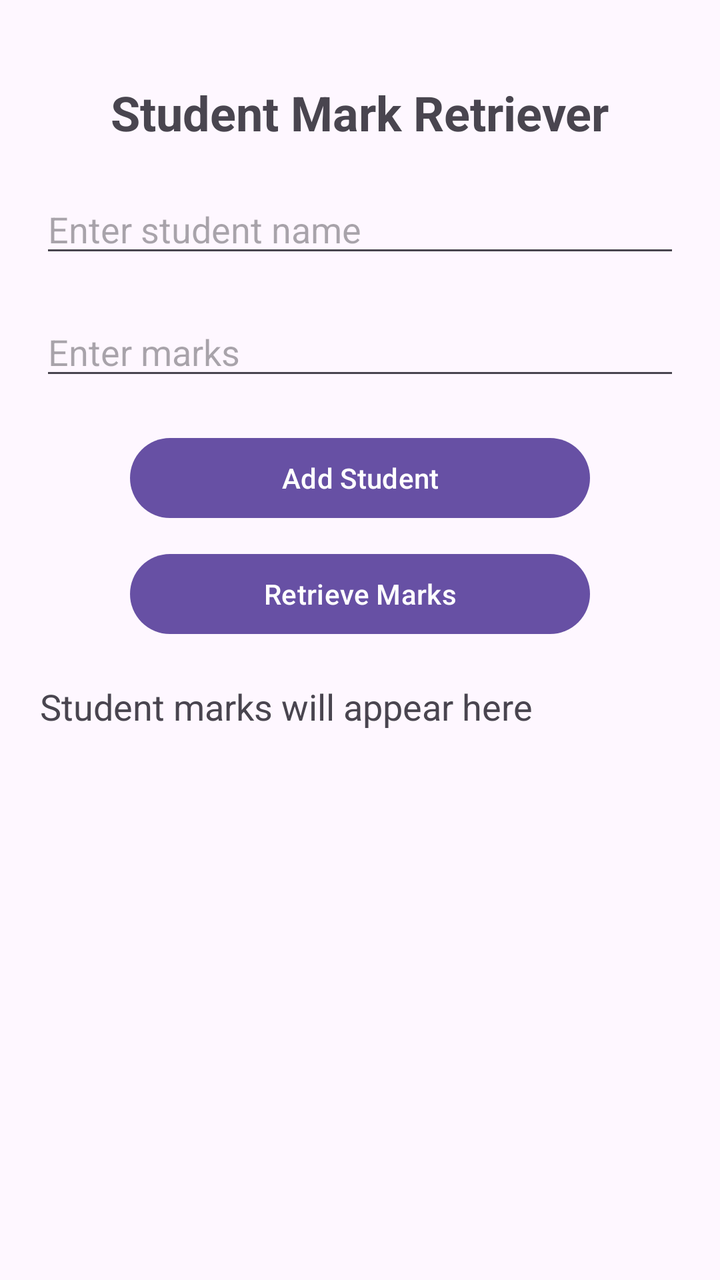
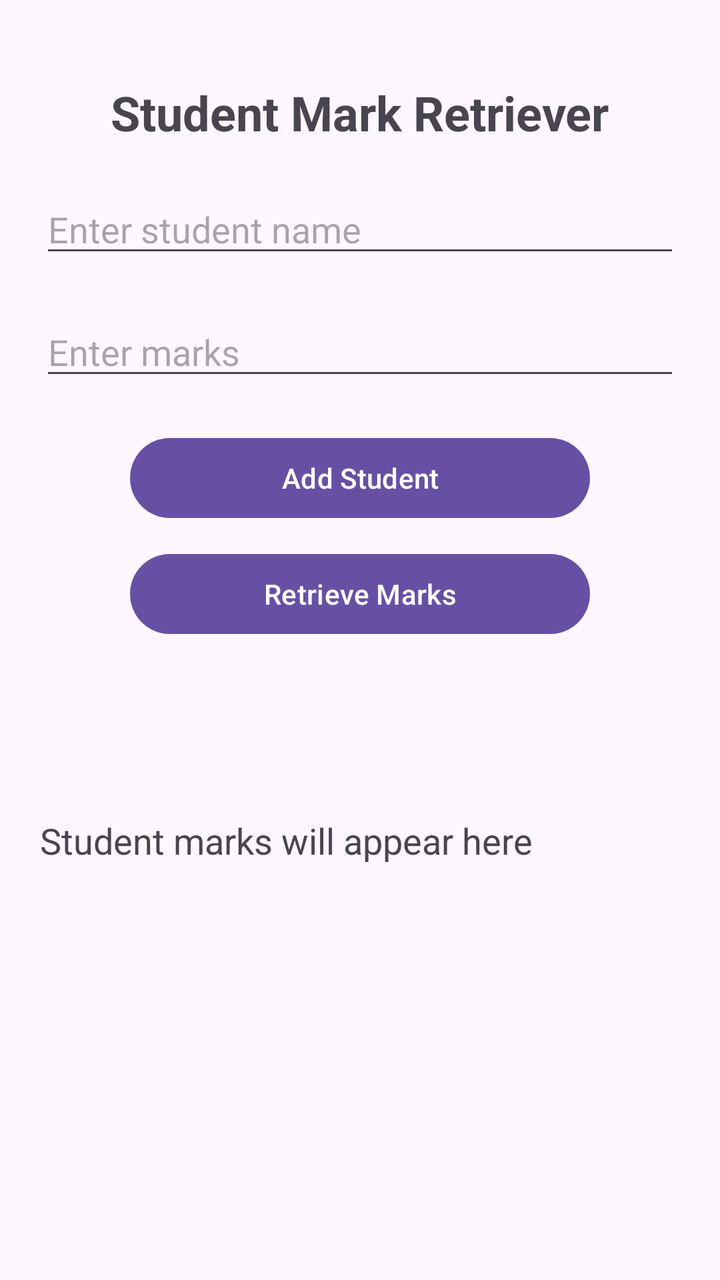

Screens rendered from an Android XML layout before and after an edit, with the pre-edit source and the edit as a unified diff.
<!-- AndroidManifest.xml: application theme Theme.Database -->
<!-- res/layout/activity_main.xml -->
<?xml version="1.0" encoding="utf-8"?>
<androidx.constraintlayout.widget.ConstraintLayout
    xmlns:android="http://schemas.android.com/apk/res/android"
    xmlns:app="http://schemas.android.com/apk/res-auto"
    android:layout_width="match_parent"
    android:layout_height="match_parent">

    <TextView
        android:id="@+id/tvTitle"
        android:layout_width="wrap_content"
        android:layout_height="wrap_content"
        android:text="Student Mark Retriever"
        android:textSize="24sp"
        android:textStyle="bold"
        app:layout_constraintTop_toTopOf="parent"
        app:layout_constraintStart_toStartOf="parent"
        app:layout_constraintEnd_toEndOf="parent"
        android:layout_marginTop="40dp"/>

    <EditText
        android:id="@+id/etName"
        android:layout_width="match_parent"
        android:layout_height="wrap_content"
        android:hint="Enter student name"
        android:inputType="textPersonName"
        android:layout_margin="20dp"
        app:layout_constraintTop_toBottomOf="@id/tvTitle"/>

    <EditText
        android:id="@+id/etMarks"
        android:layout_width="match_parent"
        android:layout_height="wrap_content"
        android:hint="Enter marks"
        android:inputType="numberDecimal"
        android:layout_margin="20dp"
        app:layout_constraintTop_toBottomOf="@id/etName"/>

    <Button
        android:id="@+id/btnAdd"
        android:layout_width="230dp"
        android:layout_height="wrap_content"
        android:text="Add Student"
        app:layout_constraintTop_toBottomOf="@id/etMarks"
        app:layout_constraintStart_toStartOf="parent"
        app:layout_constraintEnd_toEndOf="parent"
        android:layout_marginTop="20dp"/>

    <Button
        android:id="@+id/btnDisplay"
        android:layout_width="230dp"
        android:layout_height="wrap_content"
        android:text="Retrieve Marks"
        app:layout_constraintTop_toBottomOf="@id/btnAdd"
        app:layout_constraintStart_toStartOf="parent"
        app:layout_constraintEnd_toEndOf="parent"
        android:layout_marginTop="10dp"/>

    <TextView
        android:id="@+id/tvNames"
        android:layout_width="match_parent"
        android:layout_height="wrap_content"
        android:text="Student marks will appear here"
        android:textSize="18sp"
        android:padding="20dp"
        app:layout_constraintTop_toBottomOf="@id/btnDisplay"/>

</androidx.constraintlayout.widget.ConstraintLayout>
<!-- resources referenced by this layout -->
<resources>
  <style name="Theme.Database" parent="Base.Theme.Database" />
  <style name="Base.Theme.Database" parent="Theme.Material3.DayNight.NoActionBar">
          
          
      </style>
</resources>

<!-- the commit's change to res/layout/activity_main.xml (unified diff, before → after) -->
@@ -2,6 +2,7 @@
 <androidx.constraintlayout.widget.ConstraintLayout
     xmlns:android="http://schemas.android.com/apk/res/android"
     xmlns:app="http://schemas.android.com/apk/res-auto"
+    xmlns:tools="http://schemas.android.com/tools"
     android:layout_width="match_parent"
     android:layout_height="match_parent">
 
@@ -59,9 +60,13 @@
         android:id="@+id/tvNames"
         android:layout_width="match_parent"
         android:layout_height="wrap_content"
+        android:padding="20dp"
         android:text="Student marks will appear here"
         android:textSize="18sp"
-        android:padding="20dp"
-        app:layout_constraintTop_toBottomOf="@id/btnDisplay"/>
+        app:layout_constraintBottom_toBottomOf="parent"
+        app:layout_constraintEnd_toEndOf="parent"
+        app:layout_constraintStart_toStartOf="parent"
+        app:layout_constraintTop_toBottomOf="@id/btnDisplay"
+        app:layout_constraintVertical_bias="0.263" />
 
 </androidx.constraintlayout.widget.ConstraintLayout>
